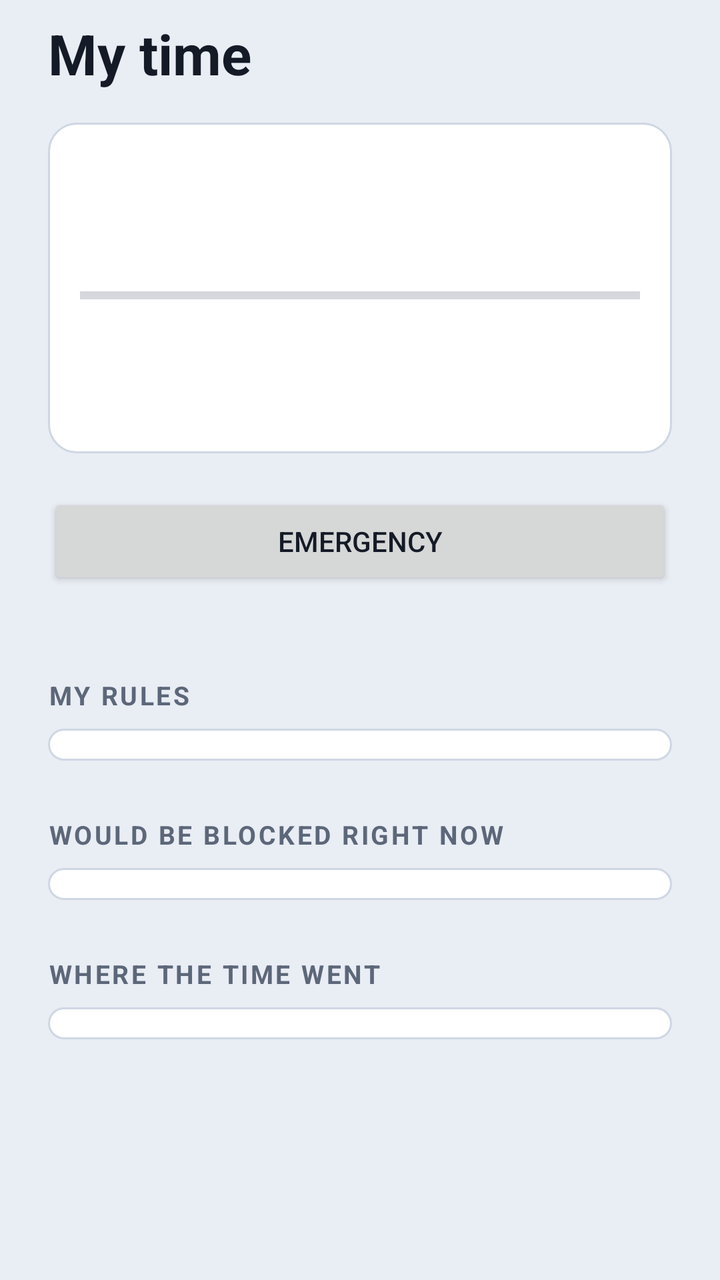
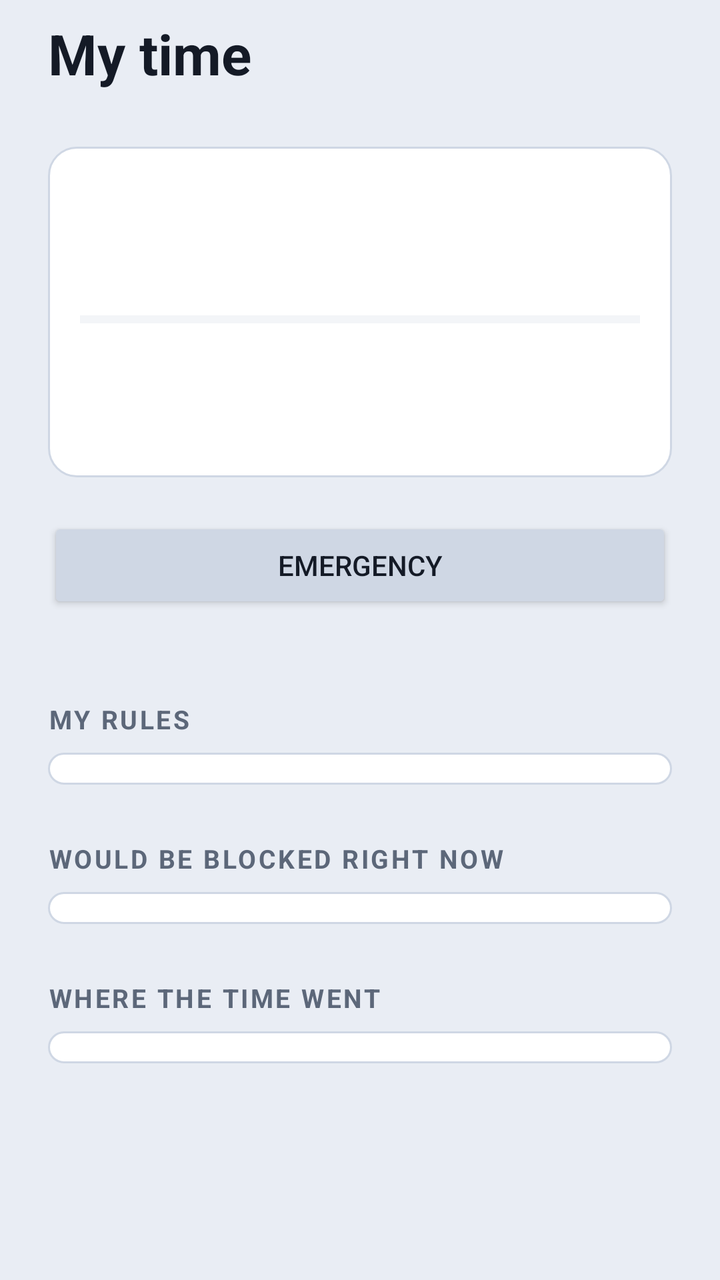

Before-and-after screenshots of an Android layout around one commit, followed by the original layout XML and the change that was made.
<!-- AndroidManifest.xml: application theme Theme.DementorWatch -->
<!-- res/layout/activity_home.xml -->
<?xml version="1.0" encoding="utf-8"?>
<ScrollView xmlns:android="http://schemas.android.com/apk/res/android"
    android:layout_width="match_parent"
    android:layout_height="match_parent"
    android:fillViewport="true">

    <LinearLayout
        android:layout_width="match_parent"
        android:layout_height="wrap_content"
        android:orientation="vertical"
        android:paddingLeft="@dimen/screen_padding"
        android:paddingTop="@dimen/space_sm"
        android:paddingRight="@dimen/screen_padding"
        android:paddingBottom="@dimen/space_4xl">

        <TextView
            android:layout_width="wrap_content"
            android:layout_height="wrap_content"
            android:paddingBottom="@dimen/space_lg"
            android:text="@string/home_title"
            android:textAppearance="@style/TextAppearance.Dementor.Title" />

        
        <LinearLayout
            android:id="@+id/permission_card"
            style="@style/Widget.Dementor.Card"
            android:layout_width="match_parent"
            android:layout_height="wrap_content"
            android:visibility="gone">

            <TextView
                android:layout_width="wrap_content"
                android:layout_height="wrap_content"
                android:text="@string/home_permission_title"
                android:textAppearance="@style/TextAppearance.Dementor.Subtitle" />

            <TextView
                android:layout_width="match_parent"
                android:layout_height="wrap_content"
                android:layout_marginTop="@dimen/space_xs"
                android:text="@string/home_permission_body"
                android:textAppearance="@style/TextAppearance.Dementor.Body" />

            <Button
                android:id="@+id/permission_button"
                android:layout_width="wrap_content"
                android:layout_height="wrap_content"
                android:layout_marginTop="@dimen/space_md"
                android:text="@string/home_permission_button" />
        </LinearLayout>

        
        <LinearLayout
            android:id="@+id/family_banner"
            android:layout_width="match_parent"
            android:layout_height="wrap_content"
            android:orientation="vertical" />

        
        <LinearLayout
            android:id="@+id/summary_card"
            style="@style/Widget.Dementor.Card"
            android:layout_width="match_parent"
            android:layout_height="wrap_content">

            <TextView
                android:id="@+id/headline"
                android:layout_width="wrap_content"
                android:layout_height="wrap_content"
                android:textAppearance="@style/TextAppearance.Dementor.Display" />

            <ProgressBar
                android:id="@+id/budget_bar"
                style="?android:attr/progressBarStyleHorizontal"
                android:layout_width="match_parent"
                android:layout_height="@dimen/budget_bar_height"
                android:layout_marginTop="@dimen/space_md"
                android:max="100" />

            <TextView
                android:id="@+id/subline"
                android:layout_width="wrap_content"
                android:layout_height="wrap_content"
                android:layout_marginTop="@dimen/space_sm"
                android:textAppearance="@style/TextAppearance.Dementor.Body" />

            <TextView
                android:id="@+id/mode_note"
                android:layout_width="match_parent"
                android:layout_height="wrap_content"
                android:layout_marginTop="@dimen/space_md"
                android:textAppearance="@style/TextAppearance.Dementor.Caption" />
        </LinearLayout>

        
        <Button
            android:id="@+id/sos_button"
            android:layout_width="match_parent"
            android:layout_height="wrap_content"
            android:layout_marginTop="@dimen/space_xl"
            android:text="@string/sos_button" />

        
        <LinearLayout
            android:id="@+id/navigation"
            android:layout_width="match_parent"
            android:layout_height="wrap_content"
            android:layout_marginTop="@dimen/space_lg"
            android:orientation="vertical" />

        <TextView
            android:layout_width="wrap_content"
            android:layout_height="wrap_content"
            android:layout_marginTop="@dimen/section_spacing"
            android:layout_marginBottom="@dimen/space_sm"
            android:text="@string/home_rules_header"
            android:textAppearance="@style/TextAppearance.Dementor.Section" />

        
        <LinearLayout
            android:id="@+id/rules_list"
            style="@style/Widget.Dementor.Group"
            android:layout_width="match_parent"
            android:layout_height="wrap_content"
            android:paddingTop="@dimen/space_sm"
            android:paddingBottom="@dimen/space_sm" />

        <TextView
            android:layout_width="wrap_content"
            android:layout_height="wrap_content"
            android:layout_marginTop="@dimen/section_spacing"
            android:layout_marginBottom="@dimen/space_sm"
            android:text="@string/home_would_block_header"
            android:textAppearance="@style/TextAppearance.Dementor.Section" />

        <LinearLayout
            android:id="@+id/blocked_list"
            style="@style/Widget.Dementor.Group"
            android:layout_width="match_parent"
            android:layout_height="wrap_content"
            android:paddingTop="@dimen/space_sm"
            android:paddingBottom="@dimen/space_sm" />

        <TextView
            android:layout_width="wrap_content"
            android:layout_height="wrap_content"
            android:layout_marginTop="@dimen/section_spacing"
            android:layout_marginBottom="@dimen/space_sm"
            android:text="@string/home_apps_header"
            android:textAppearance="@style/TextAppearance.Dementor.Section" />

        <LinearLayout
            android:id="@+id/app_list"
            style="@style/Widget.Dementor.Group"
            android:layout_width="match_parent"
            android:layout_height="wrap_content"
            android:paddingTop="@dimen/space_sm"
            android:paddingBottom="@dimen/space_sm" />
    </LinearLayout>
</ScrollView>
<!-- resources referenced by this layout -->
<resources>
  <dimen name="budget_bar_height">10dp</dimen>
  <dimen name="screen_padding">24dp</dimen>
  <dimen name="section_spacing">28dp</dimen>
  <dimen name="space_4xl">32dp</dimen>
  <dimen name="space_lg">16dp</dimen>
  <dimen name="space_md">12dp</dimen>
  <dimen name="space_sm">8dp</dimen>
  <dimen name="space_xl">20dp</dimen>
  <dimen name="space_xs">6dp</dimen>
  <string name="home_apps_header">Where the time went</string>
  <string name="home_permission_body">Dementor Watch needs usage access to measure screen time. Find Dementor Watch in the list on the next screen and turn it on.</string>
  <string name="home_permission_button">Open settings</string>
  <string name="home_permission_title">One thing left to do</string>
  <string name="home_rules_header">My rules</string>
  <string name="home_title">My time</string>
  <string name="home_would_block_header">Would be blocked right now</string>
  <string name="sos_button">Emergency</string>
  <style name="TextAppearance.Dementor.Body" parent="TextAppearance.AppCompat">
          <item name="android:textSize">15sp</item>
          <item name="android:textColor">@color/text_primary</item>
      </style>
  <style name="TextAppearance.Dementor.Caption" parent="TextAppearance.AppCompat">
          <item name="android:textSize">13sp</item>
          <item name="android:textColor">@color/text_secondary</item>
          <item name="android:lineSpacingMultiplier">1.25</item>
      </style>
  <style name="TextAppearance.Dementor.Display" parent="TextAppearance.AppCompat">
          <item name="android:textSize">40sp</item>
          <item name="android:textStyle">bold</item>
          <item name="android:textColor">@color/text_primary</item>
      </style>
  <style name="TextAppearance.Dementor.Subtitle" parent="TextAppearance.AppCompat">
          <item name="android:textSize">18sp</item>
          <item name="android:textStyle">bold</item>
          <item name="android:textColor">@color/text_primary</item>
      </style>
  <style name="TextAppearance.Dementor.Title" parent="TextAppearance.AppCompat">
          <item name="android:textSize">28sp</item>
          <item name="android:textStyle">bold</item>
          <item name="android:textColor">@color/text_primary</item>
      </style>
  <style name="Widget.Dementor.Card" parent="">
          <item name="android:background">@drawable/card</item>
          <item name="android:padding">@dimen/card_padding</item>
          <item name="android:orientation">vertical</item>
      </style>
  <style name="Theme.DementorWatch" parent="Theme.AppCompat.DayNight.NoActionBar">
          <item name="colorPrimary">@color/brand</item>
          <item name="colorPrimaryDark">@color/brand_dark</item>
          <item name="colorAccent">@color/brand</item>
          <item name="android:windowBackground">@color/window_background</item>
          <item name="android:textColorPrimary">@color/text_primary</item>
          <item name="android:textColorSecondary">@color/text_secondary</item>
          <item name="android:statusBarColor">@color/window_background</item>
          <item name="android:navigationBarColor">@color/window_background</item>
      </style>
  <color name="text_primary">#141A26</color>
  <color name="text_secondary">#5C6779</color>
  <dimen name="card_padding">16dp</dimen>
  <color name="brand">#3A5A93</color>
  <color name="brand_dark">#2A4270</color>
  <color name="window_background">#E9EDF4</color>
  <color name="card">#FFFFFF</color>
  <color name="card_stroke">#CFD7E4</color>
  <dimen name="card_radius">14dp</dimen>
  <!-- unchanged entries left out for length: 3 -->
</resources>

<!-- the commit's change to res/layout/activity_home.xml (unified diff, before → after) -->
@@ -61,7 +61,8 @@
             android:id="@+id/summary_card"
             style="@style/Widget.Dementor.Card"
             android:layout_width="match_parent"
-            android:layout_height="wrap_content">
+            android:layout_height="wrap_content"
+            android:layout_marginTop="@dimen/space_md">
 
             <TextView
                 android:id="@+id/headline"
<!-- resource entries referenced after the edit -->
@@ -55,6 +55,11 @@
           <item name="android:textColorSecondary">@color/text_secondary</item>
           <item name="android:statusBarColor">@color/window_background</item>
           <item name="android:navigationBarColor">@color/window_background</item>
+          
+          <item name="colorControlNormal">@color/card_stroke</item>
+          <item name="colorControlActivated">@color/brand</item>
+          <item name="colorControlHighlight">@color/card_stroke</item>
+          <item name="colorButtonNormal">@color/card_stroke</item>
       </style>
   <color name="text_primary">#141A26</color>
   <color name="text_secondary">#5C6779</color>
